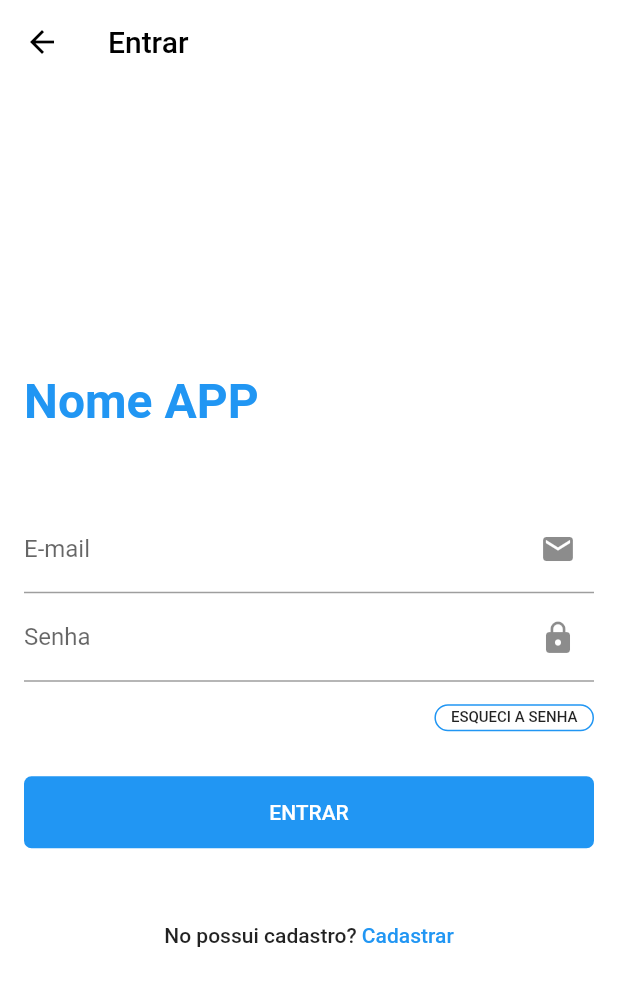
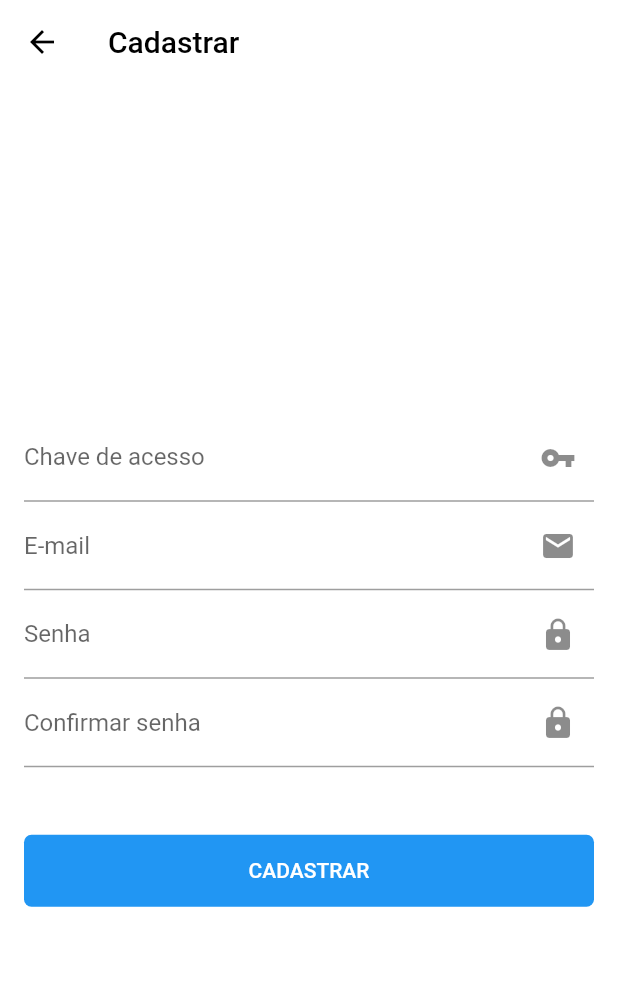
Before and after one commit to notria-12/app-comercio, a Flutter app: the LoginPage screen opened directly, after a tap on "Cadastrar", on a phone screen of 412 x 824 dp. Shown: the top 986 px of the screen. Run offline on Flutter 3.47's test engine with Material 2 defaults, Android fonts, the light colour scheme and no system bars; our stand-ins replace firebase_core, firebase_database, font_awesome_flutter; accounts and stored records are empty.

Commit message:
add signup page

```diff
--- a/lib/src/views/Login/login_page.dart
+++ b/lib/src/views/Login/login_page.dart
@@ -1,5 +1,6 @@
 import 'package:flutter/material.dart';
 import 'package:loja_virtual/src/views/HomeAuth/home_auth.dart';
+import 'package:loja_virtual/src/views/SignUp/signup_page.dart';
 
 class LoginPage extends StatefulWidget {
   const LoginPage({Key? key}) : super(key: key);
@@ -135,7 +136,10 @@ class _LoginPageState extends State<LoginPage> {
                                   fontWeight: FontWeight.w500),
                             ),
                             InkWell(
-                              onTap: () {},
+                              onTap: () {
+                                Navigator.of(context).push(MaterialPageRoute(
+                                    builder: (_) => SignUpPage()));
+                              },
                               child: Text(
                                 'Cadastrar',
                                 style: TextStyle(
--- /dev/null
+++ b/lib/src/views/SignUp/signup_page.dart
@@ -0,0 +1,171 @@
+import 'package:flutter/material.dart';
+import 'package:loja_virtual/src/views/HomeAuth/home_auth.dart';
+
+class SignUpPage extends StatefulWidget {
+  const SignUpPage({Key? key}) : super(key: key);
+
+  @override
+  _SignUpPageState createState() => _SignUpPageState();
+}
+
+class _SignUpPageState extends State<SignUpPage> {
+  @override
+  Widget build(BuildContext context) {
+    return Scaffold(
+      appBar: AppBar(
+        backgroundColor: Colors.white,
+        title: Text(
+          'Cadastrar',
+          style: TextStyle(color: Colors.black),
+        ),
+        elevation: 0,
+        leading: IconButton(
+          icon: Icon(
+            Icons.arrow_back,
+            color: Colors.black,
+          ),
+          onPressed: () {
+            Navigator.pop(context);
+          },
+        ),
+      ),
+      backgroundColor: Colors.white,
+      body: Center(
+        child: SingleChildScrollView(
+          child: Padding(
+            padding: const EdgeInsets.all(16.0),
+            child: Container(
+              // height: MediaQuery.of(context).size.height,
+              child: Column(
+                mainAxisSize: MainAxisSize.max,
+                mainAxisAlignment: MainAxisAlignment.center,
+                children: [
+                  // Align(
+                  //   child: Text(
+                  //     'Nome APP',
+                  //     style: TextStyle(
+                  //         color: Colors.blue,
+                  //         fontSize: 32,
+                  //         fontWeight: FontWeight.bold),
+                  //   ),
+                  //   alignment: Alignment.topLeft,
+                  // ),
+                  SizedBox(
+                    height: 50,
+                  ),
+                  Form(
+                    child: Column(
+                      children: [
+                        TextFormField(
+                          decoration: InputDecoration(
+                              hintText: 'Chave de acesso',
+                              labelText: 'Chave de acesso',
+                              suffixIcon: Icon(Icons.vpn_key)),
+                        ),
+                        TextFormField(
+                          decoration: InputDecoration(
+                              hintText: 'E-mail',
+                              labelText: 'E-mail',
+                              suffixIcon: Icon(Icons.email)),
+                        ),
+                        TextFormField(
+                          decoration: InputDecoration(
+                              hintText: 'Senha',
+                              labelText: 'Senha',
+                              suffixIcon: Icon(Icons.lock)),
+                        ),
+                        TextFormField(
+                          decoration: InputDecoration(
+                              hintText: 'Confirmar senha',
+                              labelText: 'Confirmar senha',
+                              suffixIcon: Icon(Icons.lock)),
+                        ),
+                        SizedBox(
+                          height: 15,
+                        ),
+                        // Align(
+                        //   alignment: Alignment.centerRight,
+                        //   child: InkWell(
+                        //     onTap: () {},
+                        //     child: Container(
+                        //       padding: EdgeInsets.symmetric(
+                        //           vertical: 2, horizontal: 10),
+                        //       decoration: BoxDecoration(
+                        //           borderRadius: BorderRadius.circular(15),
+                        //           border: Border.all(color: Colors.blue)),
+                        //       child: Text(
+                        //         'ESQUECI A SENHA',
+                        //         style: TextStyle(
+                        //             fontSize: 10,
+                        //             fontFamily: 'Roboto',
+                        //             fontWeight: FontWeight.w500),
+                        //       ),
+                        //     ),
+                        //   ),
+                        // ),
+                        InkWell(
+                          onTap: () {
+                            Navigator.of(context).pushReplacement(
+                                MaterialPageRoute(
+                                    builder: (_) => HomeAuthPage()));
+                          },
+                          child: Container(
+                            width: double.maxFinite,
+                            margin: EdgeInsets.only(top: 30),
+                            padding: EdgeInsets.symmetric(vertical: 16.0),
+                            decoration: BoxDecoration(
+                                color: Colors.blue,
+                                borderRadius: BorderRadius.circular(5)),
+                            child: Center(
+                                child: Text(
+                              'CADASTRAR',
+                              style: TextStyle(
+                                  color: Colors.white,
+                                  fontFamily: 'Roboto',
+                                  fontSize: 14,
+                                  fontWeight: FontWeight.w500),
+                            )),
+                          ),
+                        )
+                      ],
+                    ),
+                  ),
+                  SizedBox(
+                    height: 50,
+                  ),
+                  // Container(
+                  //     width: double.maxFinite,
+                  //     child: Center(
+                  //       child: Row(
+                  //         mainAxisAlignment: MainAxisAlignment.center,
+                  //         children: [
+                  //           Text(
+                  //             'No possui cadastro? ',
+                  //             style: TextStyle(
+                  //                 fontSize: 14,
+                  //                 fontFamily: 'Roboto',
+                  //                 fontWeight: FontWeight.w500),
+                  //           ),
+                  //           InkWell(
+                  //             onTap: () {},
+                  //             child: Text(
+                  //               'Cadastrar',
+                  //               style: TextStyle(
+                  //                   color: Colors.blue,
+                  //                   fontSize: 14,
+                  //                   fontFamily: 'Roboto',
+                  //                   fontWeight: FontWeight.w500),
+                  //             ),
+                  //           )
+                  //         ],
+                  //       ),
+                  //     ))
+                ],
+              ),
+            ),
+          ),
+        ),
+      ),
+    );
+  }
+}
```
